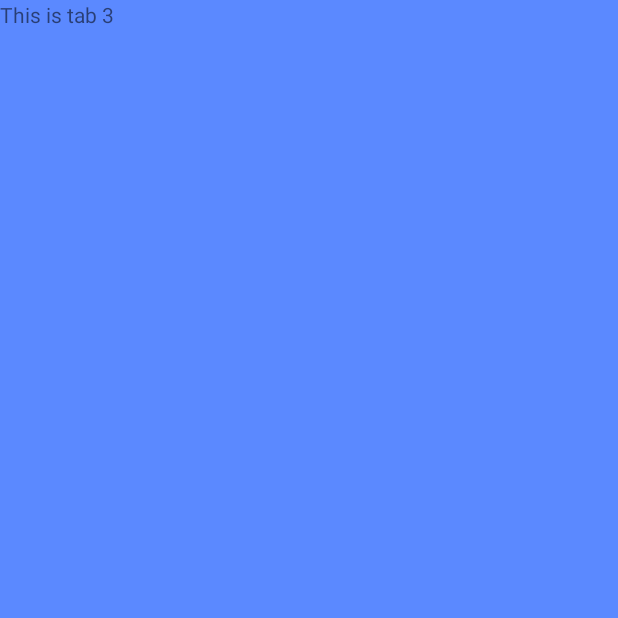
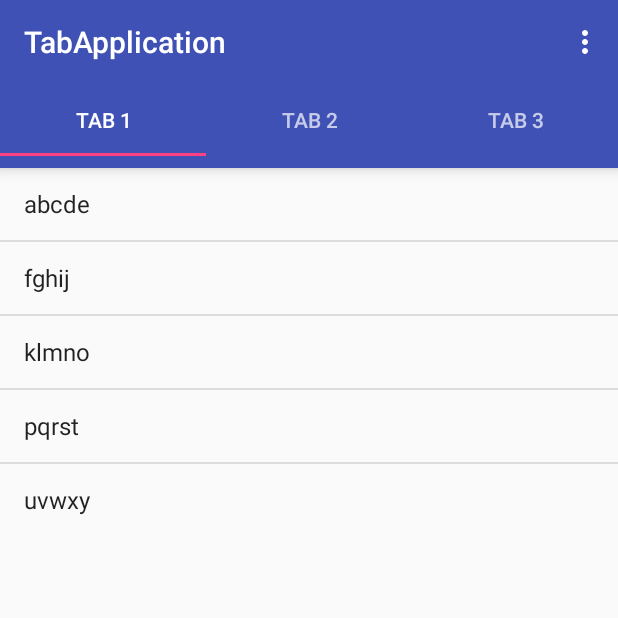
Before and after one commit to Xhark/TabApplication, an Android app: the screen it shows after launch (MainActivity), on a phone screen of 412 x 824 dp, the top half of it. Before the commit the part shown is almost empty. Run offline under Robolectric (Android 15) with nearby library versions, the phone set to English and light mode, and no system bars.

Commit message:
Implement JSON Tab and create skeleton code for remain tab

```diff
--- a/app/build.gradle
+++ b/app/build.gradle
@@ -17,6 +17,7 @@ android {
             proguardFiles getDefaultProguardFile('proguard-android.txt'), 'proguard-rules.pro'
         }
     }
+    sourceSets { main { assets.srcDirs = ['src/main/assets', 'src/main/assets/'] } }
 }
 
 dependencies {
--- a/app/src/main/AndroidManifest.xml
+++ b/app/src/main/AndroidManifest.xml
@@ -19,5 +19,4 @@
             </intent-filter>
         </activity>
     </application>
-
 </manifest>
--- /dev/null
+++ b/app/src/main/java/com/example/user/tabapplication/GalleryGridViewFragment.java
@@ -0,0 +1,14 @@
+package com.example.user.tabapplication;
+
+import android.os.Bundle;
+import android.support.v4.app.Fragment;
+import android.view.LayoutInflater;
+import android.view.View;
+import android.view.ViewGroup;
+
+public class GalleryGridViewFragment extends Fragment {
+    public View onCreateView(LayoutInflater inflater, ViewGroup container, Bundle savedInstanceState) {
+        super.onCreate(savedInstanceState);
+        return inflater.inflate(R.layout.gallery_layout, container, false);
+    }
+}
--- /dev/null
+++ b/app/src/main/java/com/example/user/tabapplication/JsonListViewFragment.java
@@ -0,0 +1,82 @@
+package com.example.user.tabapplication;
+
+import android.content.res.AssetFileDescriptor;
+import android.os.Bundle;
+import android.support.v4.app.Fragment;
+import android.view.LayoutInflater;
+import android.view.View;
+import android.view.ViewGroup;
+import android.widget.ArrayAdapter;
+import android.widget.ListView;
+
+import org.json.JSONArray;
+import org.json.JSONException;
+import org.json.JSONObject;
+
+import java.io.BufferedReader;
+import java.io.FileReader;
+import java.io.IOException;
+import java.io.InputStream;
+import java.io.InputStreamReader;
+import java.util.ArrayList;
+
+public class JsonListViewFragment extends Fragment {
+    ListView listView;
+    ArrayList<String> list;
+    ArrayAdapter<String> adapter;
+
+    public View onCreateView(LayoutInflater inflater, ViewGroup container, Bundle savedInstanceState) {
+        super.onCreate(savedInstanceState);
+        return inflater.inflate(R.layout.listview_layout, container, false);
+    }
+
+    @Override
+    public void onActivityCreated(Bundle savedInstanceState) {
+        super.onActivityCreated(savedInstanceState);
+
+        listView = (ListView)getActivity().findViewById(R.id.listView);
+        JSONArray jsonArray = null;
+        try {
+            String jsonData = this.readAsset("tab1.json");
+            jsonArray = new JSONArray(jsonData);
+        } catch (IOException e) {
+            e.printStackTrace();
+        } catch (JSONException e) {
+            e.printStackTrace();
+        }
+        list = new ArrayList<String>();
+
+        try {
+            for(int i = 0; i < jsonArray.length(); i++) {
+                JSONObject object = (JSONObject)jsonArray.get(i);
+                String text = object.getString("text");
+                list.add(text);
+            }
+        } catch (JSONException e) {
+            e.printStackTrace();
+        }
+
+        adapter = new ArrayAdapter<String>(getActivity(),
+                android.R.layout.simple_list_item_1, list);
+
+        listView.setAdapter(adapter);
+    }
+
+    public String readAsset(String filename) throws IOException {
+        String result = "";
+        InputStream is = getActivity().getAssets().open("tab1.json");
+        try {
+            BufferedReader br = new BufferedReader(new InputStreamReader(is));
+            StringBuilder sb = new StringBuilder();
+            String line = br.readLine();
+            while (line != null) {
+                sb.append(line);
+                line = br.readLine();
+            }
+            result = sb.toString();
+        } catch(Exception e) {
+            e.printStackTrace();
+        }
+        return result;
+    }
+}
--- a/app/src/main/java/com/example/user/tabapplication/MainActivity.java
+++ b/app/src/main/java/com/example/user/tabapplication/MainActivity.java
@@ -1,8 +1,12 @@
 package com.example.user.tabapplication;
 //Simple Android TabHost and TabWidget Example
 
+import android.content.Intent;
 import android.os.Bundle;
+import android.support.design.widget.TabLayout;
+import android.support.v4.view.ViewPager;
 import android.support.v7.app.AppCompatActivity;
+import android.support.v7.widget.Toolbar;
 import android.view.Menu;
 import android.view.MenuItem;
 import android.widget.TabHost;
@@ -14,26 +18,36 @@ public class MainActivity extends AppCompatActivity {
         super.onCreate(savedInstanceState);
         setContentView(R.layout.activity_main);
 
-        TabHost host = (TabHost)findViewById(R.id.tabHost);
-        host.setup();
+        Toolbar toolbar = (Toolbar) findViewById(R.id.toolbar);
+        setSupportActionBar(toolbar);
 
-        //Tab 1
-        TabHost.TabSpec spec = host.newTabSpec("Tab One");
-        spec.setContent(R.id.tab1);
-        spec.setIndicator("Tab One");
-        host.addTab(spec);
+        TabLayout tabLayout = (TabLayout) findViewById(R.id.tab_layout);
+        tabLayout.addTab(tabLayout.newTab().setText("Tab 1"));
+        tabLayout.addTab(tabLayout.newTab().setText("Tab 2"));
+        tabLayout.addTab(tabLayout.newTab().setText("Tab 3"));
+        tabLayout.setTabGravity(TabLayout.GRAVITY_FILL);
 
-        //Tab 2
-        spec = host.newTabSpec("Tab Two");
-        spec.setContent(R.id.tab2);
-        spec.setIndicator("Tab Two");
-        host.addTab(spec);
+        final ViewPager viewPager = (ViewPager) findViewById(R.id.pager);
+        final PagerAdapter adapter = new PagerAdapter
+                (getSupportFragmentManager(), tabLayout.getTabCount());
+        viewPager.setAdapter(adapter);
+        viewPager.addOnPageChangeListener(new TabLayout.TabLayoutOnPageChangeListener(tabLayout));
+        tabLayout.setOnTabSelectedListener(new TabLayout.OnTabSelectedListener() {
+            @Override
+            public void onTabSelected(TabLayout.Tab tab) {
+                viewPager.setCurrentItem(tab.getPosition());
+            }
 
-        //Tab 3
-        spec = host.newTabSpec("Tab Three");
-        spec.setContent(R.id.tab3);
-        spec.setIndicator("Tab Three");
-        host.addTab(spec);
+            @Override
+            public void onTabUnselected(TabLayout.Tab tab) {
+
+            }
+
+            @Override
+            public void onTabReselected(TabLayout.Tab tab) {
+
+            }
+        });
     }
 
     @Override
--- /dev/null
+++ b/app/src/main/java/com/example/user/tabapplication/PagerAdapter.java
@@ -0,0 +1,34 @@
+package com.example.user.tabapplication;
+
+import android.support.v4.app.Fragment;
+import android.support.v4.app.FragmentManager;
+import android.support.v4.app.FragmentStatePagerAdapter;
+
+public class PagerAdapter extends FragmentStatePagerAdapter {
+    int mNumOfTabs;
+
+    public PagerAdapter(FragmentManager fm, int NumOfTabs) {
+        super(fm);
+        this.mNumOfTabs = NumOfTabs;
+    }
+
+    @Override
+    public Fragment getItem(int position) {
+
+        switch (position) {
+            case 0:
+                return new JsonListViewFragment();
+            case 1:
+                return new GalleryGridViewFragment();
+            case 2:
+                return new Tab3Fragment();
+            default:
+                return null;
+        }
+    }
+
+    @Override
+    public int getCount() {
+        return mNumOfTabs;
+    }
+}
--- /dev/null
+++ b/app/src/main/java/com/example/user/tabapplication/Tab3Fragment.java
@@ -0,0 +1,14 @@
+package com.example.user.tabapplication;
+
+import android.os.Bundle;
+import android.support.v4.app.Fragment;
+import android.view.LayoutInflater;
+import android.view.View;
+import android.view.ViewGroup;
+
+public class Tab3Fragment extends Fragment {
+    public View onCreateView(LayoutInflater inflater, ViewGroup container, Bundle savedInstanceState) {
+        super.onCreate(savedInstanceState);
+        return inflater.inflate(R.layout.tab3_layout, container, false);
+    }
+}
--- a/app/src/main/res/layout/activity_main.xml
+++ b/app/src/main/res/layout/activity_main.xml
@@ -1,72 +1,37 @@
-<LinearLayout xmlns:android="http://schemas.android.com/apk/res/android"
+<RelativeLayout
+    android:id="@+id/main_layout"
+    xmlns:android="http://schemas.android.com/apk/res/android"
+    xmlns:app="http://schemas.android.com/apk/res-auto"
     xmlns:tools="http://schemas.android.com/tools"
     android:layout_width="match_parent"
     android:layout_height="match_parent"
     tools:context=".MainActivity">
 
-    <TabHost
-        android:id="@+id/tabHost"
+    <android.support.v7.widget.Toolbar
+        android:id="@+id/toolbar"
         android:layout_width="match_parent"
-        android:layout_height="match_parent"
+        android:layout_height="wrap_content"
         android:layout_alignParentTop="true"
-        android:layout_centerHorizontal="true">
+        android:background="?attr/colorPrimary"
+        android:elevation="6dp"
+        android:minHeight="?attr/actionBarSize"
+        android:theme="@style/ThemeOverlay.AppCompat.Dark.ActionBar"
+        app:popupTheme="@style/ThemeOverlay.AppCompat.Light"/>
 
-        <LinearLayout
-            android:layout_width="match_parent"
-            android:layout_height="match_parent"
-            android:orientation="vertical">
+    <android.support.design.widget.TabLayout
+        android:id="@+id/tab_layout"
+        android:layout_width="match_parent"
+        android:layout_height="wrap_content"
+        android:layout_below="@+id/toolbar"
+        android:background="?attr/colorPrimary"
+        android:elevation="6dp"
+        android:minHeight="?attr/actionBarSize"
+        android:theme="@style/ThemeOverlay.AppCompat.Dark.ActionBar"/>
 
-            <TabWidget
-                android:id="@android:id/tabs"
-                android:layout_width="match_parent"
-                android:layout_height="wrap_content"></TabWidget>
+    <android.support.v4.view.ViewPager
+        android:id="@+id/pager"
+        android:layout_width="match_parent"
+        android:layout_height="fill_parent"
+        android:layout_below="@+id/tab_layout"/>
 
-            <FrameLayout
-                android:id="@android:id/tabcontent"
-                android:layout_width="match_parent"
-                android:layout_height="match_parent">
-
-                <LinearLayout
-                    android:id="@+id/tab1"
-                    android:layout_width="match_parent"
-                    android:layout_height="match_parent"
-                    android:background="#ffc916"
-                    android:orientation="vertical">
-
-                    <TextView
-                        android:layout_width="match_parent"
-                        android:layout_height="match_parent"
-                        android:text="This is tab 1" />
-
-                </LinearLayout>
-
-                <LinearLayout
-                    android:id="@+id/tab2"
-                    android:layout_width="match_parent"
-                    android:layout_height="match_parent"
-                    android:background="#da8200"
-                    android:orientation="vertical">
-
-                    <TextView
-                        android:layout_width="match_parent"
-                        android:layout_height="match_parent"
-                        android:text="This is tab 2" />
-                </LinearLayout>
-
-                <LinearLayout
-                    android:id="@+id/tab3"
-                    android:layout_width="match_parent"
-                    android:layout_height="match_parent"
-                    android:background="#5b89ff"
-                    android:orientation="vertical">
-
-                    <TextView
-                        android:layout_width="match_parent"
-                        android:layout_height="match_parent"
-                        android:text="This is tab 3" />
-                </LinearLayout>
-            </FrameLayout>
-        </LinearLayout>
-    </TabHost>
-
-</LinearLayout>
+</RelativeLayout>
--- /dev/null
+++ b/app/src/main/res/layout/gallery_layout.xml
@@ -0,0 +1,20 @@
+<RelativeLayout xmlns:android="http://schemas.android.com/apk/res/android"
+    android:layout_width="match_parent"
+    android:layout_height="match_parent"
+    android:background="#f0f0f0">
+
+    <GridView
+        android:id="@+id/gridView"
+        android:layout_width="fill_parent"
+        android:layout_height="wrap_content"
+        android:layout_margin="5dp"
+        android:columnWidth="100dp"
+        android:drawSelectorOnTop="true"
+        android:gravity="center"
+        android:numColumns="auto_fit"
+        android:stretchMode="columnWidth"
+        android:verticalSpacing="5dp"
+        android:focusable="true"
+        android:clickable="true"/>
+
+</RelativeLayout>
--- /dev/null
+++ b/app/src/main/res/layout/listview_layout.xml
@@ -0,0 +1,10 @@
+<?xml version="1.0" encoding="utf-8"?>
+<RelativeLayout xmlns:android="http://schemas.android.com/apk/res/android"
+    android:layout_width="match_parent"
+    android:layout_height="match_parent"
+    android:orientation="vertical">
+    <ListView
+        android:layout_width="wrap_content"
+        android:layout_height="wrap_content"
+        android:id="@+id/listView" />
+</RelativeLayout>
--- /dev/null
+++ b/app/src/main/res/layout/tab3_layout.xml
@@ -0,0 +1,6 @@
+<?xml version="1.0" encoding="utf-8"?>
+<LinearLayout xmlns:android="http://schemas.android.com/apk/res/android"
+    android:orientation="vertical" android:layout_width="match_parent"
+    android:layout_height="match_parent">
+
+</LinearLayout>
```
Also changed, not shown: app/src/main/assets/tab1.json (added, +7 -0 lines).
